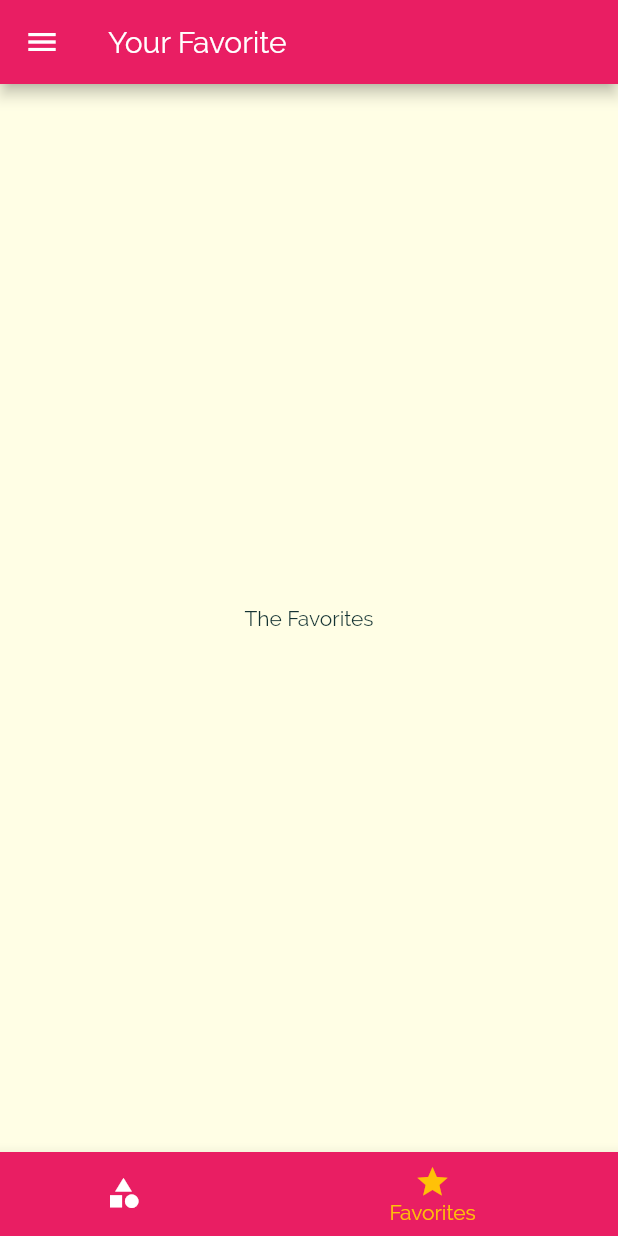
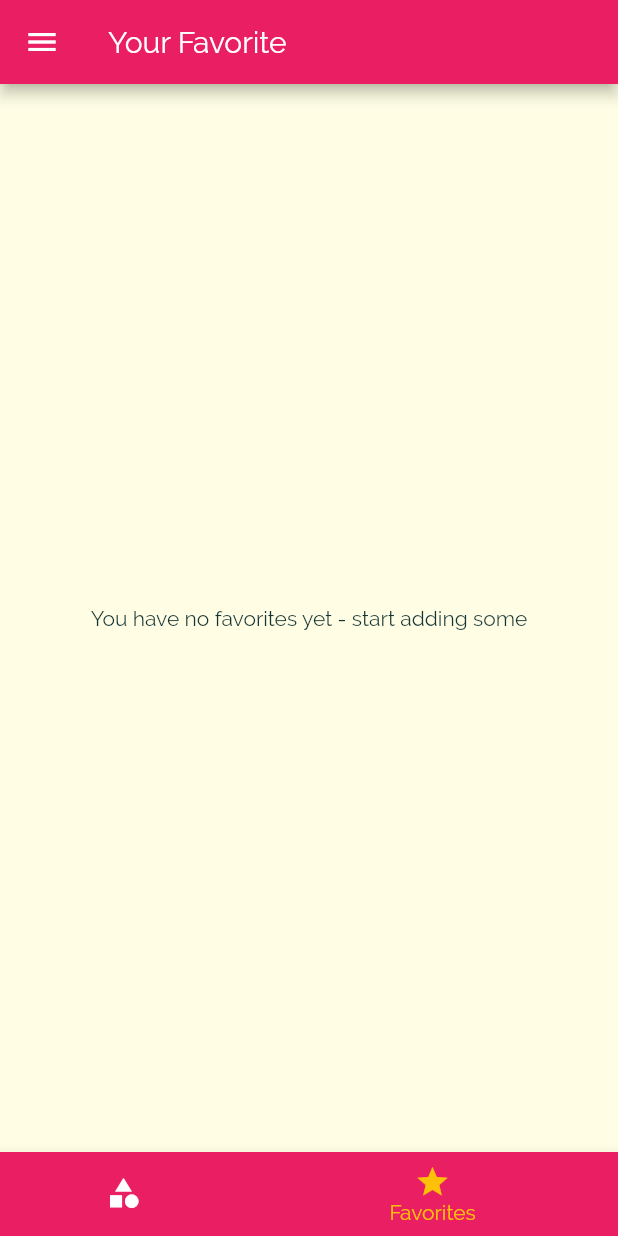
Before and after one commit to charger513/meals_app_flutter, a Flutter app: the screen it shows after launch, item 2 of the bottom bar chosen, on a phone screen of 412 x 824 dp. Run offline on Flutter 3.47's test engine with Material 2 defaults, Android fonts, the phone set to English and light mode, and no system bars.

Commit message:
Adding a "Mark as Favorite" Feature

```diff
--- a/lib/main.dart
+++ b/lib/main.dart
@@ -24,6 +24,7 @@ class _MyAppState extends State<MyApp> {
   };
 
   List<Meal> _availableMeals = DUMMY_MEALS;
+  List<Meal> _favoriteMeals = [];
 
   void _setFilters(Map<String, bool> filterData) {
     setState(() {
@@ -51,6 +52,24 @@ class _MyAppState extends State<MyApp> {
     });
   }
 
+  void _toggleFavorite(String mealId) {
+    final existingIndex = _favoriteMeals.indexWhere((meal) => meal.id == mealId);
+
+    if(existingIndex >= 0) {
+      setState(() {
+        _favoriteMeals.removeAt(existingIndex);
+      });
+    } else {
+      setState(() {
+        _favoriteMeals.add(DUMMY_MEALS.firstWhere((meal) => meal.id == mealId));
+      });
+    }
+  }
+
+  bool _isMealFavorite(String id) {
+    return _favoriteMeals.any((meal) => meal.id == id);
+  }
+
   @override
   Widget build(BuildContext context) {
     return MaterialApp(
@@ -76,9 +95,9 @@ class _MyAppState extends State<MyApp> {
       ),
       initialRoute: '/',
       routes: {
-        '/': (BuildContext context) => TabsScreen(),
+        '/': (BuildContext context) => TabsScreen(_favoriteMeals),
         CategoryMealsScreen.routeName: (BuildContext context) => CategoryMealsScreen(_availableMeals),
-        MealDetailScreen.routeName: (BuildContext context) => MealDetailScreen(),
+        MealDetailScreen.routeName: (BuildContext context) => MealDetailScreen(_toggleFavorite, _isMealFavorite),
         FiltersScreen.routeName: (BuildContext context) => FiltersScreen(_filters, _setFilters),
       },
       onGenerateRoute: (settings) {
--- a/lib/screens/favorites_screen.dart
+++ b/lib/screens/favorites_screen.dart
@@ -1,12 +1,33 @@
 import 'package:flutter/material.dart';
+import '../widgets/meal_item.dart';
+import '../models/meal.dart';
 
 class FavoritesScreen extends StatelessWidget {
+  final List<Meal> favoriteMeals;
+
+  FavoritesScreen(this.favoriteMeals);
+
   @override
   Widget build(BuildContext context) {
-    return Scaffold(
-      body: Center(
-        child: Text('The Favorites'),
-      ),
-    );
+    if (favoriteMeals.isEmpty) {
+      return Center(
+        child: Text('You have no favorites yet - start adding some'),
+      );
+    } else {
+      return ListView.builder(
+        itemCount: favoriteMeals.length,
+        itemBuilder: (BuildContext context, int index) {
+          final meal = favoriteMeals[index];
+          return MealItem(
+            id: meal.id,
+            title: meal.title,
+            imageUrl: meal.imageUrl,
+            duration: meal.duration,
+            complexity: meal.complexity,
+            affordability: meal.affordability,
+          );
+        },
+      );
+    }
   }
 }
--- a/lib/screens/tabs_screen.dart
+++ b/lib/screens/tabs_screen.dart
@@ -1,26 +1,37 @@
 import 'package:flutter/material.dart';
+import '../models/meal.dart';
 import '../widgets/main_drawer.dart';
 import 'favorites_screen.dart';
 import 'categories_screen.dart';
 
 class TabsScreen extends StatefulWidget {
+  final List<Meal> favoriteMeals;
+
+  TabsScreen(this.favoriteMeals);
+
   @override
   _TabsScreenState createState() => _TabsScreenState();
 }
 
 class _TabsScreenState extends State<TabsScreen> {
-  final List<Map<String, Object>> _pages = [
+  List<Map<String, Object>> _pages;
+
+  int _selectedPageIndex = 0;
+
+  @override
+  void initState() {
+    super.initState();
+    _pages = [
       {
         'page': CategoriesScreen(),
         'title': 'Categories',
       },
       {
-      'page': FavoritesScreen(),
+        'page': FavoritesScreen(widget.favoriteMeals),
         'title': 'Your Favorite',
       },
     ];
-
-  int _selectedPageIndex = 0;
+  }
 
   void _selectPage(int index) {
     setState(() {
--- a/lib/widgets/meal_item.dart
+++ b/lib/widgets/meal_item.dart
@@ -9,7 +9,6 @@ class MealItem extends StatelessWidget {
   final int duration;
   final Complexity complexity;
   final Affordability affordability;
-  final Function removeItem;
 
   MealItem({
     @required this.id,
@@ -18,7 +17,6 @@ class MealItem extends StatelessWidget {
     @required this.duration,
     @required this.complexity,
     @required this.affordability,
-    @required this.removeItem,
   });
 
   String get complexityText {
@@ -53,7 +51,7 @@ class MealItem extends StatelessWidget {
       arguments: id,
     ).then((result) {
       if(result != null) {
-        removeItem(result);
+        //removeItem(result);
       }
     });
   }
```
Also changed, not shown: lib/screens/category_meals_screen.dart (+5 -6 lines), lib/screens/meal_detail_screen.dart (+9 -4 lines). Lines whose indentation alone changed are shown as unchanged.
